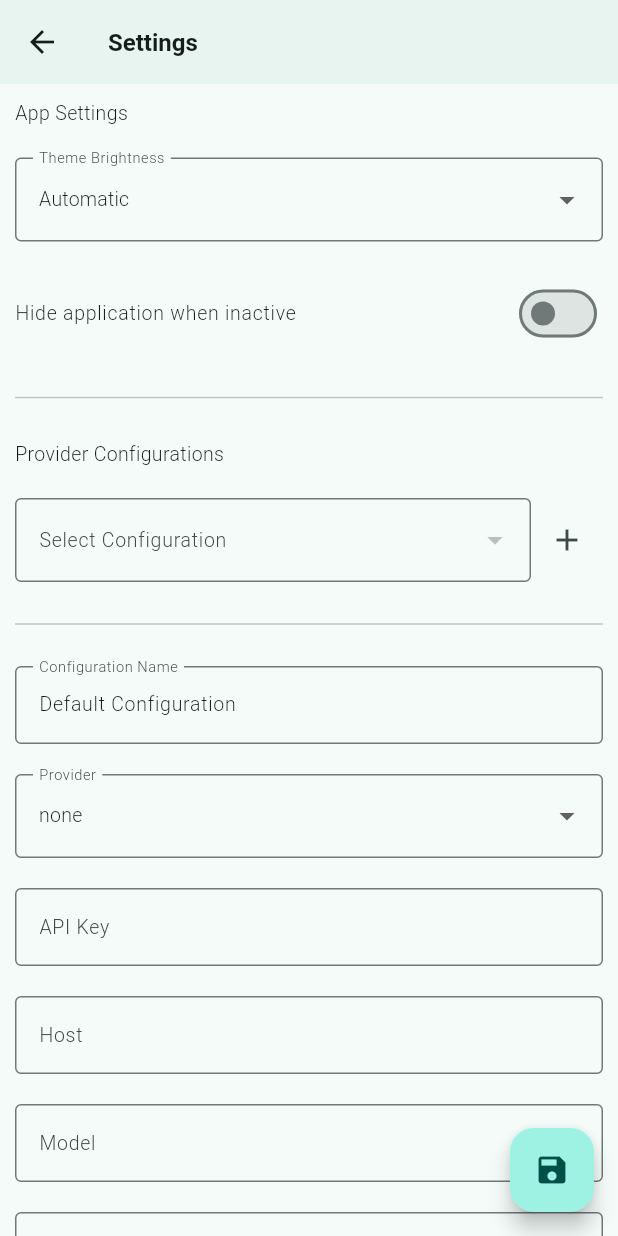
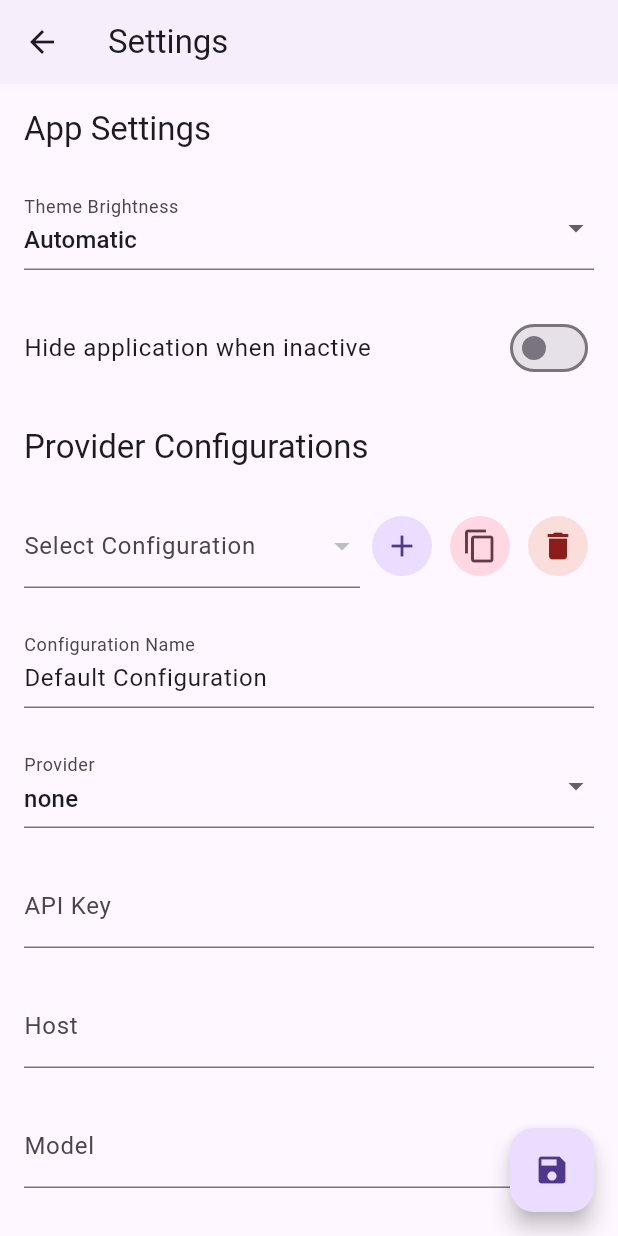
Before and after one commit to DominikStarke/ogre, a Flutter app: the Settings screen opened directly, on a phone screen of 412 x 824 dp. Run offline on Flutter 3.47's test engine with Material 3 defaults, Android fonts, the phone set to English and light mode, and no system bars; our stand-ins replace flutter_markdown, flutter_secure_storage; missing offline and left inert: flutter_ai_providers, flutter_ai_toolkit, hotkey_manager, keypress_simulator, tray_manager, window_manager; accounts and stored records are empty; statements that could not run were skipped.

Commit message:
Configurable auto-hide feature; Duplicate configurations; Minor UI tweaks

```diff
--- a/lib/controllers/llm_config_store.dart
+++ b/lib/controllers/llm_config_store.dart
@@ -87,4 +87,28 @@ class LlmConfigStoreModel {
       'queryParams': queryParams,
     };
   }
+
+  LlmConfigStoreModel copyWith({
+    LlmProviderType? provider,
+    String? host,
+    String? model,
+    String? apiKey,
+    bool? isDefault,
+    String? name,
+    Map<String, String>? header,
+    String? organization,
+    Map<String, String>? queryParams,
+  }) {
+    return LlmConfigStoreModel(
+      provider: provider ?? this.provider,
+      host: host ?? this.host,
+      model: model ?? this.model,
+      apiKey: apiKey ?? this.apiKey,
+      isDefault: isDefault ?? this.isDefault,
+      name: name ?? this.name,
+      header: header ?? this.header,
+      organization: organization ?? this.organization,
+      queryParams: queryParams ?? this.queryParams,
+    );
+  }
 }
--- a/lib/screens/settings.dart
+++ b/lib/screens/settings.dart
@@ -54,6 +54,15 @@ class _SettingsState extends State<Settings> {
     setConfig(newConfig);
   }
 
+  Future<void> duplicate(LlmConfigStoreModel config) async {
+    final newConfig = config.copyWith(
+      isDefault: false,
+      name: "Copy of ${config.name}",
+    );
+    _configs.add(newConfig);
+    setConfig(newConfig);
+  }
+
   Future<void> removeConfig(LlmConfigStoreModel config) async {
     _configs.remove(config);
     if (_configs.isNotEmpty) {
@@ -96,7 +105,8 @@ class _SettingsState extends State<Settings> {
 
   @override
   Widget build(BuildContext context) {
-    final scheme = Theme.of(context).colorScheme;
+    final theme = Theme.of(context);
+    final scheme = theme.colorScheme;
 
     return Scaffold(
       appBar: AppBar(
@@ -114,16 +124,16 @@ class _SettingsState extends State<Settings> {
         child: const Icon(Icons.save),
       ),
       body: ListView(
-        padding: const EdgeInsets.all(10),
+        padding: const EdgeInsets.all(16),
         children: [
           Form(
             key: _formKey,
             autovalidateMode: AutovalidateMode.onUserInteraction,
             child: Column(
-              spacing: 20,
+              spacing: 24,
               crossAxisAlignment: CrossAxisAlignment.start,
               children: [
-                const Text("App Settings"),
+                Text("App Settings", style: theme.textTheme.titleLarge),
 
                 DropdownButtonFormField<String>(
                   value: _appConfig.themeBrightness,
@@ -153,15 +163,15 @@ class _SettingsState extends State<Settings> {
                   },
                 ),
 
-                const Divider(),
+                Text("Provider Configurations", style: theme.textTheme.titleLarge),
 
-                const Text("Provider Configurations"),
-
+                Row(
+                  spacing: 4,
+                  children: [
                     ListenableBuilder(
                       listenable: _selectedConfigName,
-                  builder: (context, _) => Row(
-                    children: [
-                      Expanded(
+                      builder: (context, _) {
+                        return Expanded(
                           child: DropdownButtonFormField<LlmConfigStoreModel>(
                             key: UniqueKey(),
                             value: _selectedConfig,
@@ -182,16 +192,37 @@ class _SettingsState extends State<Settings> {
                               labelText: 'Select Configuration',
                             ),
                           ),
+                        );
+                      }
                     ),
                     IconButton(
+                      style: ButtonStyle(
+                        backgroundColor: WidgetStatePropertyAll(scheme.primaryContainer),
+                        foregroundColor: WidgetStatePropertyAll(scheme.onPrimaryContainer),
+                      ),
                       icon: const Icon(Icons.add),
                       onPressed: addConfig,
                     ),
+
+                    IconButton(
+                      style: ButtonStyle(
+                        backgroundColor: WidgetStatePropertyAll(scheme.tertiaryContainer),
+                        foregroundColor: WidgetStatePropertyAll(scheme.onTertiaryContainer),
+                      ),
+                      icon: const Icon(Icons.copy),
+                      onPressed: () => duplicate(_selectedConfig),
+                    ),
+
+                    IconButton(
+                      style: ButtonStyle(
+                        backgroundColor: WidgetStatePropertyAll(scheme.errorContainer),
+                        foregroundColor: WidgetStatePropertyAll(scheme.onErrorContainer),
+                      ),
+                      icon: const Icon(Icons.delete),
+                      onPressed: () => removeConfig(_selectedConfig),
+                    ),
                   ],
                 ),
-                ),
-
-                const Divider(),
 
                 TextFormField(
                   key: UniqueKey(),
@@ -305,16 +336,7 @@ class _SettingsState extends State<Settings> {
                   },
                 ),
 
-                const Divider(),
-
-                ElevatedButton(
-                  style: ButtonStyle(
-                    backgroundColor: WidgetStatePropertyAll(Theme.of(context).colorScheme.error),
-                    foregroundColor: WidgetStatePropertyAll(Theme.of(context).colorScheme.onError),
-                  ),
-                  onPressed: () => removeConfig(_selectedConfig),
-                  child: const Text('Delete Configuration'),
-                ),
+                const SizedBox(height: 56) // add some extra space for the FAB
               ],
             ),
           ),
```
Also changed, not shown: lib/controllers/app.dart (+8 -4 lines), lib/theme/theme.dart (renamed from lib/widgets/theme.dart). Lines whose indentation alone changed are shown as unchanged.
